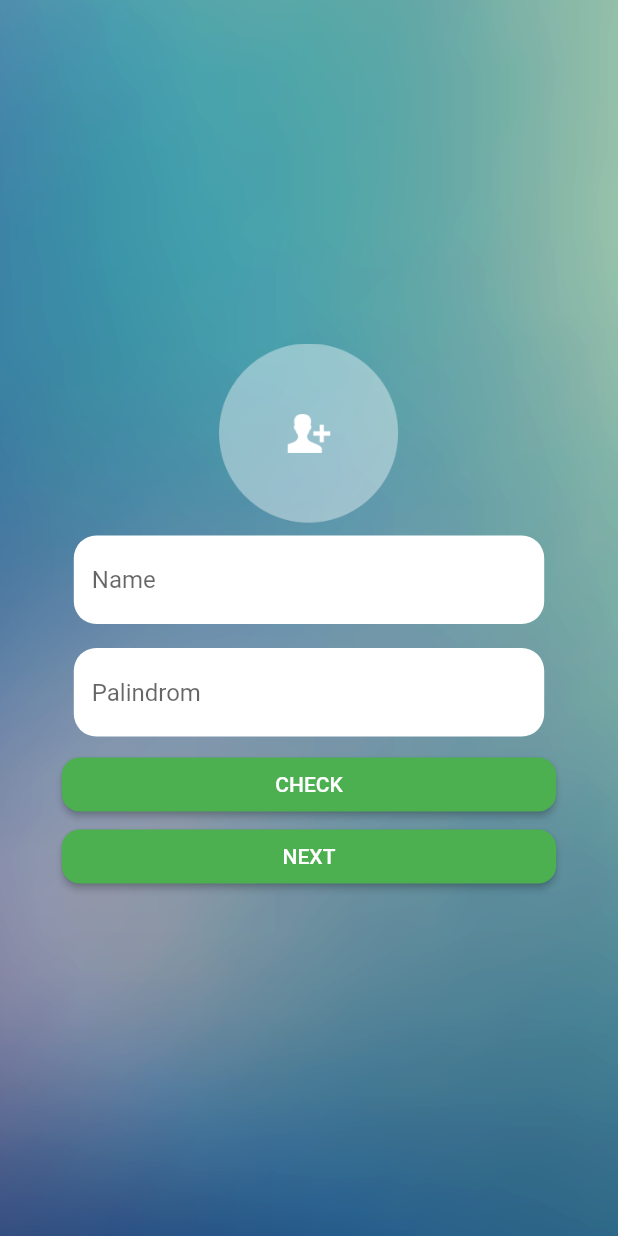
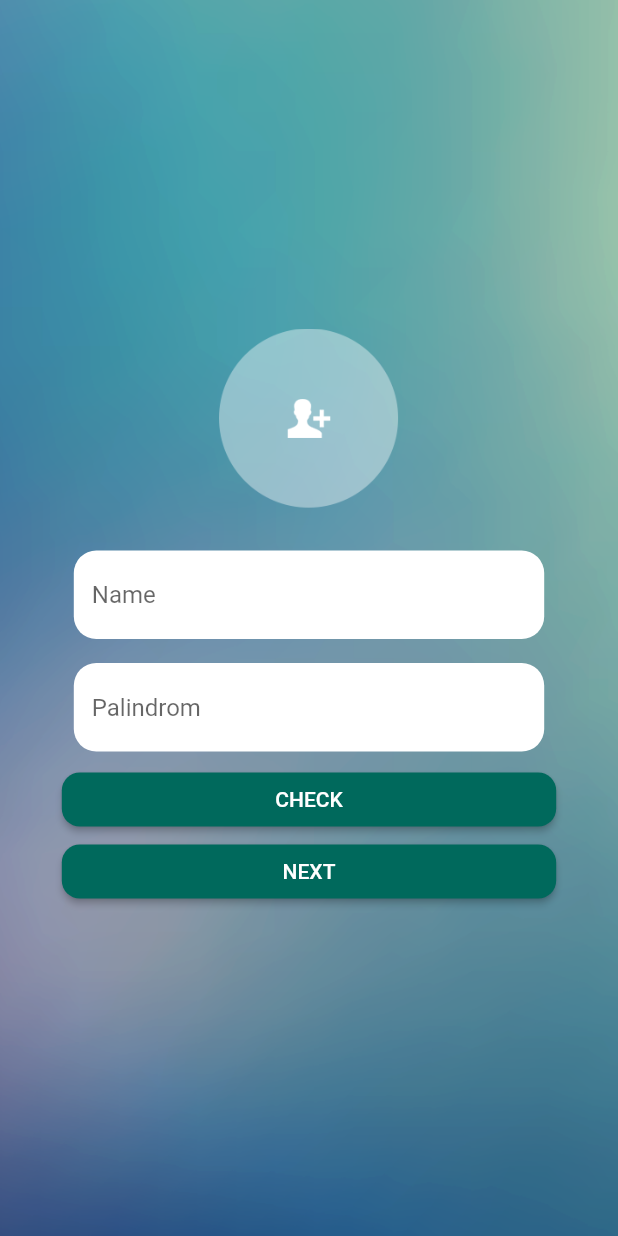
Before and after one commit to Karula-k/palindromeapp, a Flutter app: the screen it shows after launch, on a phone screen of 412 x 824 dp. Run offline on Flutter 3.47's test engine with Material 2 defaults, Android fonts, the phone set to English and light mode, and no system bars.

Commit message:
final fix

```diff
--- a/lib/screens/login_screen.dart
+++ b/lib/screens/login_screen.dart
@@ -35,10 +35,13 @@ class _LoginScreenState extends State<LoginScreen> {
         builder: (context, child) => Column(
           mainAxisAlignment: MainAxisAlignment.center,
           children: <Widget>[
-            Image.asset(
-              'assets/btn_add_photo.png',
-              width: 120,
-              height: 120,
+            Padding(
+              padding: const EdgeInsets.only(bottom: 20),
+              child: Image.asset(
+                'assets/btn_add_photo.png',
+                width: 120,
+                height: 120,
+              ),
             ),
             TextColumn(
               controllerPalindrom: _controlerPalindrom,
@@ -134,7 +137,7 @@ class ListButton extends StatelessWidget {
                 shape: MaterialStateProperty.all(RoundedRectangleBorder(
                   borderRadius: BorderRadius.circular(12),
                 )),
-                backgroundColor: MaterialStateProperty.all(Colors.green)),
+                backgroundColor: MaterialStateProperty.all(Colors.teal[800])),
             onPressed: () {
               String textTest = controllerPalindrom.text;
               controllerPalindrom.clear();
@@ -177,13 +180,13 @@ class ListButton extends StatelessWidget {
                 shape: MaterialStateProperty.all(RoundedRectangleBorder(
                   borderRadius: BorderRadius.circular(12),
                 )),
-                backgroundColor: MaterialStateProperty.all(Colors.green)),
+                backgroundColor: MaterialStateProperty.all(Colors.teal[800])),
             onPressed: () {
               if (controllerUser.text.isNotEmpty) {
                 Navigator.of(context).pushNamed(HomeScreen.routeNamed,
                     arguments: UserModel(
                         username: controllerUser.text,
-                        name: "No User is Selected"));
+                        name: "Selected User Name"));
                 controllerUser.clear();
               }
             },
```
Also changed, not shown: lib/resources/theme/theme.dart (added, +27 -0 lines), lib/screens/home_screen.dart (+7 -3 lines), lib/screens/list_user.dart (+7 -8 lines).
